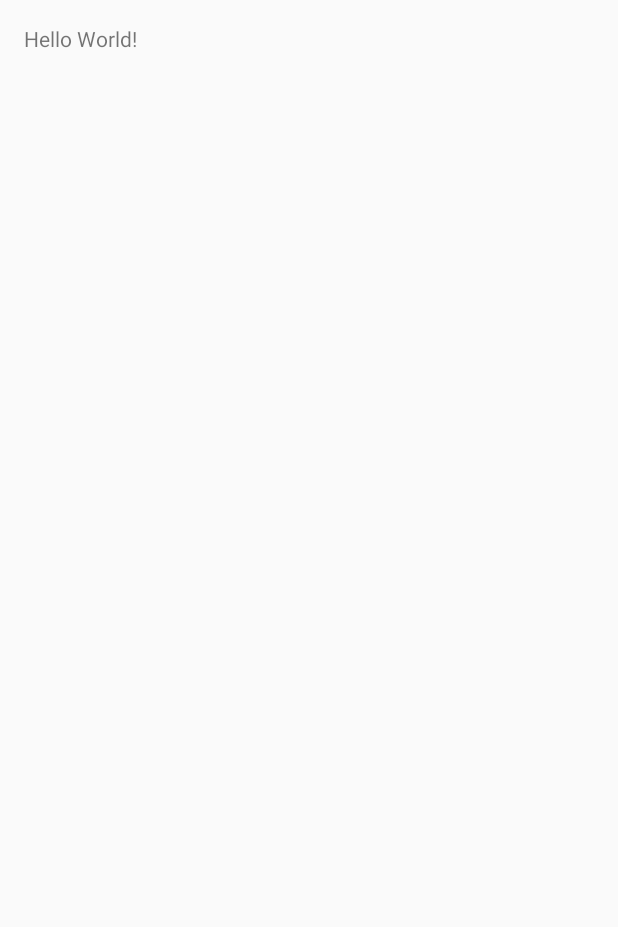
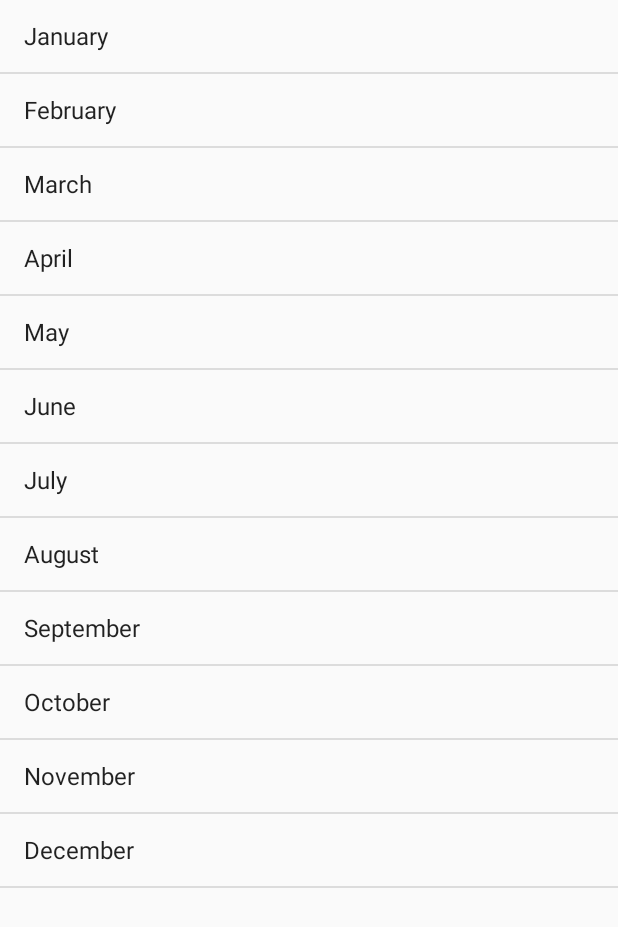
Before and after one commit to labaks/testProject, an Android app: the screen it shows after launch (MainActivity), on a phone screen of 412 x 824 dp. Before the commit the part shown is almost empty. Shown: the top 927 px of the screen. Run offline under Robolectric (Android 15) with nearby library versions, the light colour scheme and no system bars.

Commit message:
init localeApp project

```diff
--- a/app/build.gradle
+++ b/app/build.gradle
@@ -5,7 +5,7 @@ android {
     buildToolsVersion "23.0.2"
 
     defaultConfig {
-        applicationId "labaks.testproject"
+        applicationId "labaks.localeapp"
         minSdkVersion 9
         targetSdkVersion 23
         versionCode 1
--- a/app/src/main/AndroidManifest.xml
+++ b/app/src/main/AndroidManifest.xml
@@ -1,17 +1,15 @@
 <?xml version="1.0" encoding="utf-8"?>
 <manifest xmlns:android="http://schemas.android.com/apk/res/android"
-    package="labaks.testproject">
+    package="labaks.localeapp">
 
     <application
         android:allowBackup="true"
         android:icon="@mipmap/ic_launcher"
         android:label="@string/app_name"
-        android:supportsRtl="true"
         android:theme="@style/AppTheme">
         <activity
             android:name=".MainActivity"
-            android:label="@string/app_name"
-            android:theme="@style/AppTheme.NoActionBar">
+            android:label="@string/app_name">
             <intent-filter>
                 <action android:name="android.intent.action.MAIN" />
 
--- /dev/null
+++ b/app/src/main/java/labaks/localeapp/MainActivity.java
@@ -0,0 +1,101 @@
+package labaks.localeapp;
+
+import android.app.ListActivity;
+import android.os.Bundle;
+import android.view.Menu;
+import android.view.MenuItem;
+import android.view.View;
+import android.widget.AdapterView;
+import android.widget.ArrayAdapter;
+import android.widget.ListView;
+import android.widget.Toast;
+
+import java.util.ArrayList;
+import java.util.Arrays;
+
+
+public class MainActivity extends ListActivity implements AdapterView.OnItemLongClickListener {
+
+    private ArrayAdapter<String> mMonthAdapter, mDayAdapter;
+    private String mMonth;
+
+    @Override
+    protected void onCreate(Bundle savedInstanceState) {
+        super.onCreate(savedInstanceState);
+
+        String[] mMonthArray = loadMonthResources();
+        String[] mDayArray = loadDayResources();
+        ArrayList<String> mMonthList = new ArrayList<>(Arrays.asList(mMonthArray));
+        ArrayList<String> mDayList = new ArrayList<>(Arrays.asList(mDayArray));
+
+        mMonthAdapter = new ArrayAdapter<>(this, android.R.layout.simple_list_item_1, mMonthList);
+        mDayAdapter = new ArrayAdapter<>(this, android.R.layout.simple_list_item_1, mDayList);
+        setListAdapter(mMonthAdapter);
+        getListView().setOnItemLongClickListener(this);
+    }
+
+    @Override
+    protected void onListItemClick(ListView l, View v, int position, long id) {
+        super.onListItemClick(l, v, position, id);
+        if (getListAdapter() == mMonthAdapter) {
+            mMonth = (String) l.getItemAtPosition(position);
+            setListAdapter(mDayAdapter);
+            Toast.makeText(getApplicationContext(), getString(R.string.your_choose) + " " + mMonth, Toast.LENGTH_SHORT).show();
+            mDayAdapter.notifyDataSetChanged();
+        } else {
+            String mDay = (String) l.getItemAtPosition(position);
+            Toast.makeText(getApplicationContext(),
+                    getString(R.string.your_choose) + " " + mMonth + " " + getString(R.string.and) + " " + mDay,
+                    Toast.LENGTH_SHORT).show();
+            setListAdapter(mMonthAdapter);
+            mMonthAdapter.notifyDataSetChanged();
+        }
+    }
+
+    @Override
+    public boolean onItemLongClick(AdapterView<?> parent, View view, int position, long id) {
+        ArrayAdapter<String> mAdapter = (ArrayAdapter<String>) getListAdapter();
+        String selectedItem = parent.getItemAtPosition(position).toString();
+        mAdapter.remove(selectedItem);
+        mAdapter.notifyDataSetChanged();
+        Toast.makeText(getApplicationContext(), getString(R.string.deleted), Toast.LENGTH_SHORT).show();
+        return true;
+    }
+
+    private String[] loadMonthResources() {
+        return new String[]{
+                getString(R.string.january), getString(R.string.february), getString(R.string.march), getString(R.string.april), getString(R.string.may),
+                getString(R.string.june), getString(R.string.july), getString(R.string.august), getString(R.string.september), getString(R.string.october),
+                getString(R.string.november), getString(R.string.december)
+        };
+    }
+
+    private String[] loadDayResources() {
+        return new String[]{
+                getString(R.string.mon), getString(R.string.tues), getString(R.string.wedn), getString(R.string.thur),
+                getString(R.string.fri), getString(R.string.sat), getString(R.string.sun)
+        };
+    }
+
+    @Override
+    public boolean onCreateOptionsMenu(Menu menu) {
+        // Inflate the menu; this adds items to the action bar if it is present.
+        getMenuInflater().inflate(R.menu.menu_main, menu);
+        return true;
+    }
+
+    @Override
+    public boolean onOptionsItemSelected(MenuItem item) {
+        // Handle action bar item clicks here. The action bar will
+        // automatically handle clicks on the Home/Up button, so long
+        // as you specify a parent activity in AndroidManifest.xml.
+        int id = item.getItemId();
+
+        //noinspection SimplifiableIfStatement
+        if (id == R.id.action_settings) {
+            return true;
+        }
+
+        return super.onOptionsItemSelected(item);
+    }
+}
--- a/app/src/main/java/labaks/testproject/MainActivity.java
+++ /dev/null
@@ -1,41 +0,0 @@
-package labaks.testproject;
-
-import android.os.Bundle;
-import android.support.design.widget.FloatingActionButton;
-import android.support.design.widget.Snackbar;
-import android.support.v7.app.AppCompatActivity;
-import android.support.v7.widget.Toolbar;
-import android.view.View;
-import android.view.Menu;
-import android.view.MenuItem;
-
-public class MainActivity extends AppCompatActivity {
-
-    @Override
-    protected void onCreate(Bundle savedInstanceState) {
-        super.onCreate(savedInstanceState);
-        setContentView(R.layout.activity_main);
-    }
-
-    @Override
-    public boolean onCreateOptionsMenu(Menu menu) {
-        // Inflate the menu; this adds items to the action bar if it is present.
-        getMenuInflater().inflate(R.menu.menu_main, menu);
-        return true;
-    }
-
-    @Override
-    public boolean onOptionsItemSelected(MenuItem item) {
-        // Handle action bar item clicks here. The action bar will
-        // automatically handle clicks on the Home/Up button, so long
-        // as you specify a parent activity in AndroidManifest.xml.
-        int id = item.getItemId();
-
-        //noinspection SimplifiableIfStatement
-        if (id == R.id.action_settings) {
-            return true;
-        }
-
-        return super.onOptionsItemSelected(item);
-    }
-}
--- a/app/src/main/res/layout/activity_main.xml
+++ /dev/null
@@ -1,16 +0,0 @@
-<?xml version="1.0" encoding="utf-8"?>
-<RelativeLayout xmlns:android="http://schemas.android.com/apk/res/android"
-    xmlns:tools="http://schemas.android.com/tools"
-    android:layout_width="match_parent"
-    android:layout_height="match_parent"
-    android:paddingBottom="@dimen/activity_vertical_margin"
-    android:paddingLeft="@dimen/activity_horizontal_margin"
-    android:paddingRight="@dimen/activity_horizontal_margin"
-    android:paddingTop="@dimen/activity_vertical_margin"
-    tools:context="labaks.testproject.MainActivity">
-
-    <TextView
-        android:layout_width="wrap_content"
-        android:layout_height="wrap_content"
-        android:text="Hello World!" />
-</RelativeLayout>
--- a/app/src/main/res/menu/menu_main.xml
+++ b/app/src/main/res/menu/menu_main.xml
@@ -1,7 +1,7 @@
 <menu xmlns:android="http://schemas.android.com/apk/res/android"
     xmlns:app="http://schemas.android.com/apk/res-auto"
     xmlns:tools="http://schemas.android.com/tools"
-    tools:context="labaks.testproject.MainActivity">
+    tools:context=".MainActivity">
     <item
         android:id="@+id/action_settings"
         android:orderInCategory="100"
--- a/app/src/main/res/values-v21/styles.xml
+++ /dev/null
@@ -1,9 +0,0 @@
-<resources>>
-
-    <style name="AppTheme.NoActionBar">
-        <item name="windowActionBar">false</item>
-        <item name="windowNoTitle">true</item>
-        <item name="android:windowDrawsSystemBarBackgrounds">true</item>
-        <item name="android:statusBarColor">@android:color/transparent</item>
-    </style>
-</resources>
--- a/app/src/main/res/values/colors.xml
+++ /dev/null
@@ -1,6 +0,0 @@
-<?xml version="1.0" encoding="utf-8"?>
-<resources>
-    <color name="colorPrimary">#3F51B5</color>
-    <color name="colorPrimaryDark">#303F9F</color>
-    <color name="colorAccent">#FF4081</color>
-</resources>
--- a/app/src/main/res/values/dimens.xml
+++ b/app/src/main/res/values/dimens.xml
@@ -2,5 +2,4 @@
     <!-- Default screen margins, per the Android Design guidelines. -->
     <dimen name="activity_horizontal_margin">16dp</dimen>
     <dimen name="activity_vertical_margin">16dp</dimen>
-    <dimen name="fab_margin">16dp</dimen>
 </resources>
--- a/app/src/main/res/values/strings.xml
+++ b/app/src/main/res/values/strings.xml
@@ -1,4 +1,27 @@
 <resources>
-    <string name="app_name">testProject</string>
+    <string name="app_name">Locale Application</string>
+
     <string name="action_settings">Settings</string>
+    <string name="mon">Monday</string>
+    <string name="tues">Tuesday</string>
+    <string name="wedn">Wednesday</string>
+    <string name="thur">Thursday</string>
+    <string name="fri">Friday</string>
+    <string name="sat">Saturday</string>
+    <string name="sun">Sunday</string>
+    <string name="january">January</string>
+    <string name="february">February</string>
+    <string name="march">March</string>
+    <string name="april">April</string>
+    <string name="may">May</string>
+    <string name="june">June</string>
+    <string name="july">July</string>
+    <string name="august">August</string>
+    <string name="september">September</string>
+    <string name="october">October</string>
+    <string name="november">November</string>
+    <string name="december">December</string>
+    <string name="your_choose">Вы выбрали</string>
+    <string name="deleted">Удален</string>
+    <string name="and">and</string>
 </resources>
--- a/app/src/main/res/values/styles.xml
+++ b/app/src/main/res/values/styles.xml
@@ -3,18 +3,6 @@
     <!-- Base application theme. -->
     <style name="AppTheme" parent="Theme.AppCompat.Light.DarkActionBar">
         <!-- Customize your theme here. -->
-        <item name="colorPrimary">@color/colorPrimary</item>
-        <item name="colorPrimaryDark">@color/colorPrimaryDark</item>
-        <item name="colorAccent">@color/colorAccent</item>
     </style>
 
-    <style name="AppTheme.NoActionBar">
-        <item name="windowActionBar">false</item>
-        <item name="windowNoTitle">true</item>
-    </style>
-
-    <style name="AppTheme.AppBarOverlay" parent="ThemeOverlay.AppCompat.Dark.ActionBar" />
-
-    <style name="AppTheme.PopupOverlay" parent="ThemeOverlay.AppCompat.Light" />
-
 </resources>
```
Also changed, not shown: app/src/main/res/mipmap-hdpi/ic_launcher.png, app/src/main/res/mipmap-mdpi/ic_launcher.png, app/src/main/res/mipmap-xhdpi/ic_launcher.png, app/src/main/res/mipmap-xxhdpi/ic_launcher.png, app/src/main/res/mipmap-xxxhdpi/ic_launcher.png, 4 other files.
